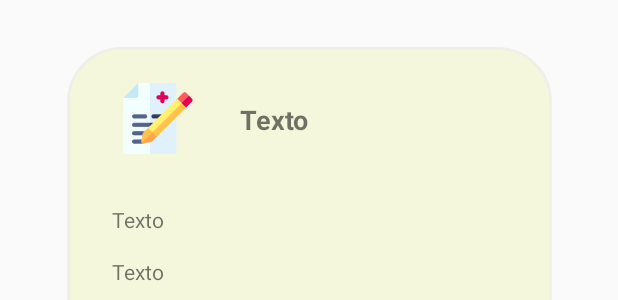
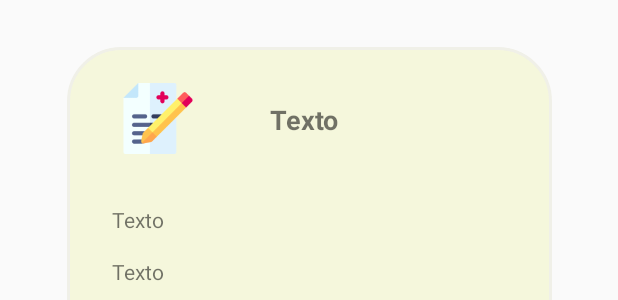
Before and after one commit to DanielHernandez627/MedicineApp, an Android app: the layout activity_view_medicine.xml on its own in the app's theme, with its tools: preview values and no code run, on a phone screen of 412 x 824 dp. Shown: the part 138-438 px from the top of the screen. Run offline under Robolectric (Android 15) with nearby library versions, the phone set to English and light mode, and no system bars.

Commit message:
Modificacion espacio medicamento

```diff
--- a/Aplicacion/app/src/main/res/layout/activity_view_medicine.xml
+++ b/Aplicacion/app/src/main/res/layout/activity_view_medicine.xml
@@ -48,7 +48,7 @@
         android:id="@+id/tlMedicamento"
         android:layout_width="wrap_content"
         android:layout_height="wrap_content"
-        android:layout_marginStart="30dp"
+        android:layout_marginStart="50dp"
         android:layout_marginTop="36dp"
         android:text="@string/tlUsuario"
         android:textSize="18sp"
```
